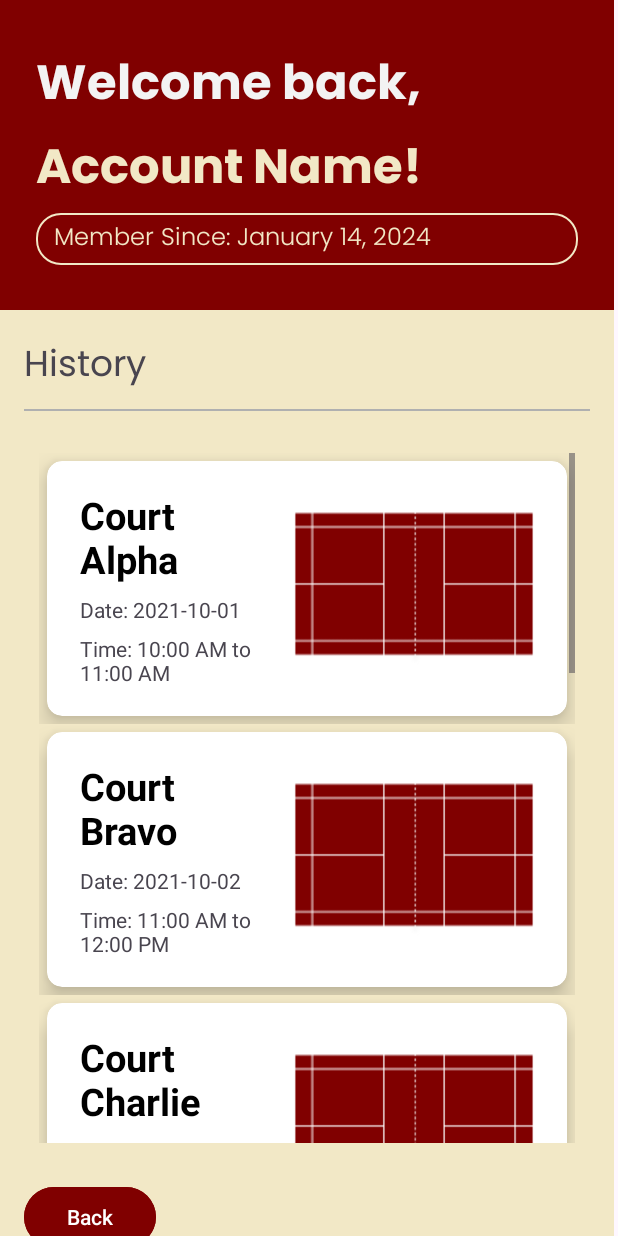
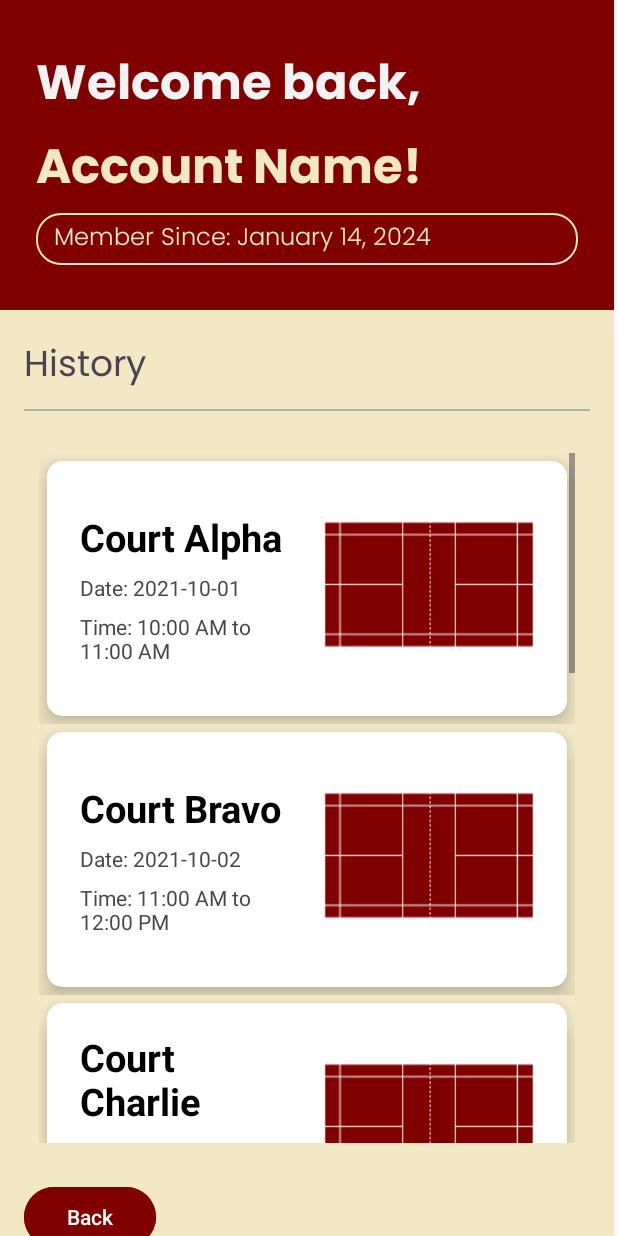
Before and after one commit to MrRyushi/Courtly, an Android app: the ReservationsHistory screen opened directly, with no data from a screen before it, on a phone screen of 412 x 824 dp. Run offline under Robolectric (Android 15) with nearby library versions, the phone set to English and light mode, and no system bars.

Commit message:
minor revision for card in reservation history

```diff
--- /dev/null
+++ b/app/src/main/res/drawable/baseline_arrow_back_24.xml
@@ -0,0 +1,5 @@
+<vector xmlns:android="http://schemas.android.com/apk/res/android" android:autoMirrored="true" android:height="24dp" android:tint="#000000" android:viewportHeight="24" android:viewportWidth="24" android:width="24dp">
+
+    <path android:fillColor="@android:color/white" android:pathData="M20,11H7.83l5.59,-5.59L12,4l-8,8 8,8 1.41,-1.41L7.83,13H20v-2z"/>
+
+</vector>
--- a/app/src/main/res/layout/reservation_item_list.xml
+++ b/app/src/main/res/layout/reservation_item_list.xml
@@ -60,7 +60,7 @@
                 android:layout_margin="10dp"
                 android:src="@drawable/court"
                 android:id="@+id/courtImage"
-                android:layout_width="160dp"
+                android:layout_width="140dp"
                 android:layout_height="150dp"/>
 
         </LinearLayout>
```
